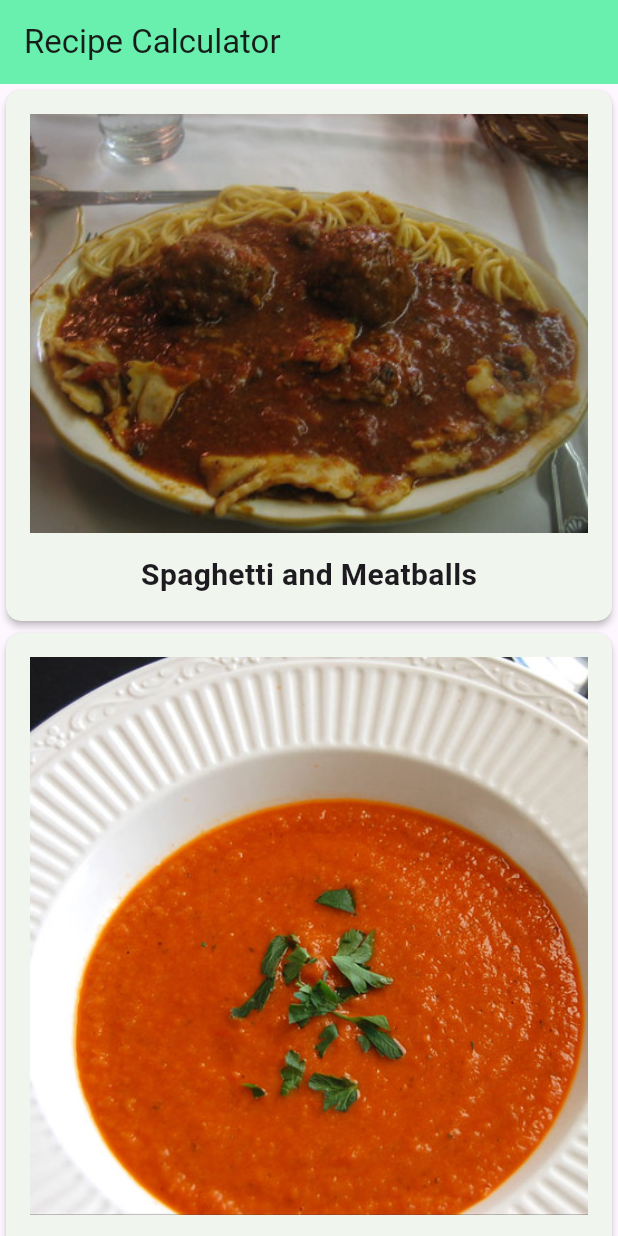
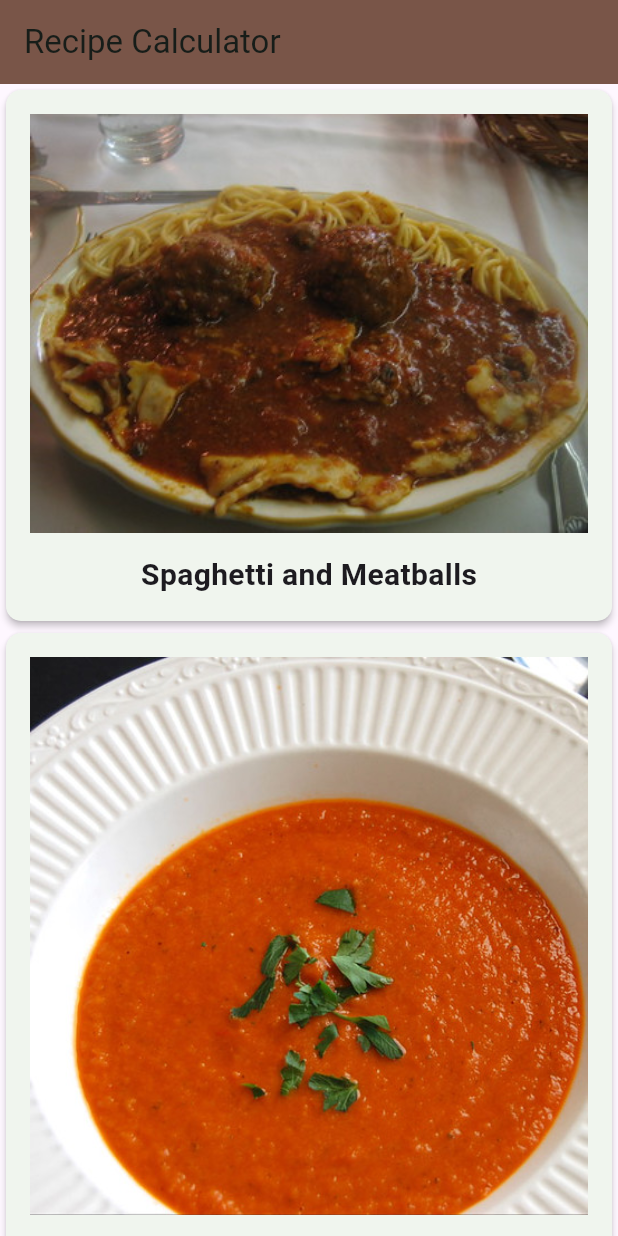
Before and after one commit to joseferreira-dev/project_recipes_app, a Flutter app: the screen it shows after launch, on a phone screen of 412 x 824 dp. Run offline on Flutter 3.47's test engine with Material 3 defaults, Android fonts, the light colour scheme and no system bars; Roboto replaces fonts that are missing (Palatino).

Commit message:
Update NavBar color

```diff
--- a/lib/main.dart
+++ b/lib/main.dart
@@ -41,7 +41,7 @@ class _MyHomePageState extends State<MyHomePage> {
   Widget build(BuildContext context) {
     return Scaffold(
       appBar: AppBar(
-        backgroundColor: Colors.greenAccent,
+        backgroundColor: Colors.brown,
         title: Text(widget.title),
       ),
       body: SafeArea(
```
